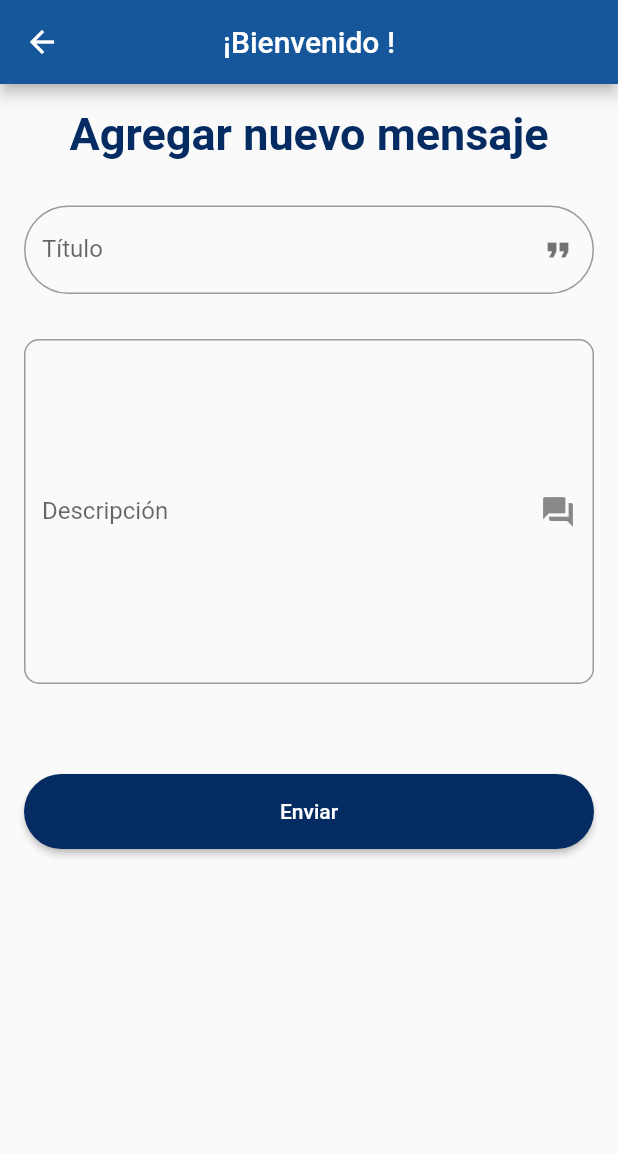
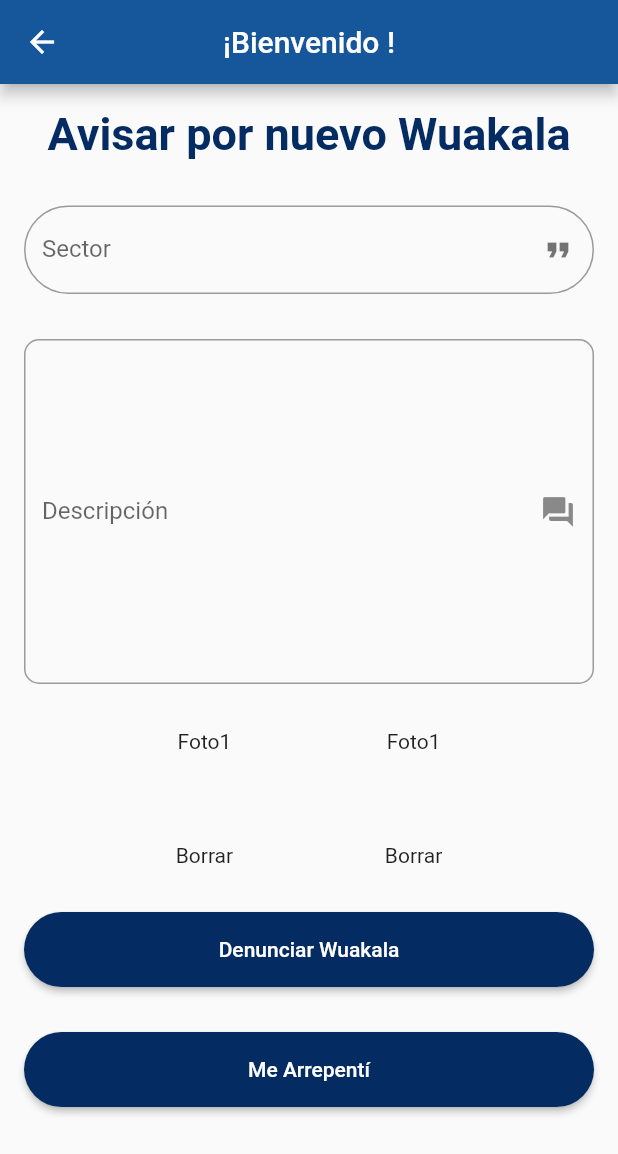
Before and after one commit to Landerer0/PAMProyecto2, a Flutter app: the agregarMensaje screen opened directly, on a phone screen of 412 x 824 dp. Shown: the top 1154 px of the screen. Run offline on Flutter 3.47's test engine with Material 2 defaults, Android fonts, the light colour scheme and no system bars; our stand-ins replace cool_alert, fluttertoast, shared_preferences, sidebarx; accounts and stored records are empty; network calls fail; Roboto replaces fonts that are missing (Calibri).

Commit message:
Backend listado wuakalas e inicio para insertar nuevos wuakala

```diff
--- a/lib/global.dart
+++ b/lib/global.dart
@@ -2,7 +2,7 @@ import 'package:flutter/material.dart';
 
 class Global {
   static String login = "";
-  static String baseApiUrl = "https://fcfab46d0f16.sa.ngrok.io";
+  static String baseApiUrl = "https://94d890b81bf7.sa.ngrok.io";
   static Color colorOficial = Color.fromARGB(255, 22, 86, 155);
   static Color colorSecundario = Color.fromARGB(255, 5, 44, 98);
   static Color colorSupport = Color.fromARGB(255, 181, 232, 226);
--- a/lib/pages/agregarMensaje.dart
+++ b/lib/pages/agregarMensaje.dart
@@ -67,7 +67,7 @@ class _agregarMensajeState extends State<agregarMensaje> {
                 Container(
                   alignment: Alignment.center,
                   child: Text(
-                    "Agregar nuevo mensaje",
+                    "Avisar por nuevo Wuakala",
                     style: TextStyle(
                         fontSize: 30,
                         fontWeight: FontWeight.bold,
@@ -80,8 +80,8 @@ class _agregarMensajeState extends State<agregarMensaje> {
                     decoration: InputDecoration(
                         border: OutlineInputBorder(
                             borderRadius: BorderRadius.circular(40)),
-                        hintText: "Ingrese un título",
-                        labelText: "Título",
+                        hintText: "Ingrese un Sector",
+                        labelText: "Sector",
                         suffixIcon: const Icon(Icons.format_quote,
                             color: Colors.black54))),
                 sizedBox,
@@ -92,10 +92,33 @@ class _agregarMensajeState extends State<agregarMensaje> {
                     decoration: InputDecoration(
                         border: OutlineInputBorder(
                             borderRadius: BorderRadius.circular(10)),
-                        hintText: "Ingrese un mensaje",
+                        hintText: "Ingrese una descripcion",
                         labelText: "Descripción",
                         suffixIcon: const Icon(Icons.forum))),
                 sizedBox,
+                Row(
+                  mainAxisAlignment: MainAxisAlignment.spaceEvenly,
+                  children: [
+                    Column(
+                      children: [
+                        Text("Foto1"),
+                        sizedBox,
+                        //Coso para capturar imagen de la camara
+                        sizedBox,
+                        Text("Borrar"), // relacionado con la camara
+                      ],
+                    ),
+                    Column(
+                      children: [
+                        Text("Foto1"),
+                        sizedBox,
+                        //Coso para capturar imagen de la camara
+                        sizedBox,
+                        Text("Borrar"), // relacionado con la camara
+                      ],
+                    ),
+                  ],
+                ),
                 sizedBox,
                 SizedBox(
                     width: double.infinity,
@@ -105,6 +128,7 @@ class _agregarMensajeState extends State<agregarMensaje> {
                             backgroundColor: Global.colorSecundario,
                             shape: const StadiumBorder()),
                         onPressed: () {
+                          //! Validacion de errores
                           if (titleController.text.isEmpty) {
                             Fluttertoast.showToast(
                                 msg: "Ingrese un título",
@@ -128,8 +152,22 @@ class _agregarMensajeState extends State<agregarMensaje> {
                                 titleController.text, textController.text);
                           }
                         },
-                        child: const Text("Enviar"))),
+                        child: const Text("Denunciar Wuakala"))),
                 sizedBox,
+                SizedBox(
+                    width: double.infinity,
+                    height: 50,
+                    child: ElevatedButton(
+                        style: ElevatedButton.styleFrom(
+                            backgroundColor: Global.colorSecundario,
+                            shape: const StadiumBorder()),
+                        onPressed: () {
+                          Navigator.push(
+                              context,
+                              MaterialPageRoute(
+                                  builder: (context) => Principal()));
+                        },
+                        child: const Text("Me Arrepentí"))),
               ],
             ),
           ),
--- a/lib/pages/login.dart
+++ b/lib/pages/login.dart
@@ -122,6 +122,7 @@ class _loginState extends State<login> {
                               context,
                               MaterialPageRoute(
                                   builder: (context) => Principal()));
+                          //DEMO LOGIN
                           return;
                           if (userController.text.isEmpty) {
                             Fluttertoast.showToast(
```
Also changed, not shown: lib/dto/wuakalaDTO.dart (added, +92 -0 lines), lib/dto/wuakalasDTO.dart (added, +40 -0 lines), lib/pages/principal.dart (+30 -12 lines).
